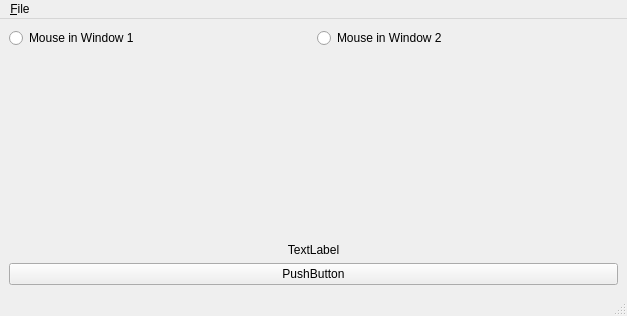
The window that GUI4.ui (JairFrancesco/AED-Traductor) describes before a commit, drawn with Qt 5.
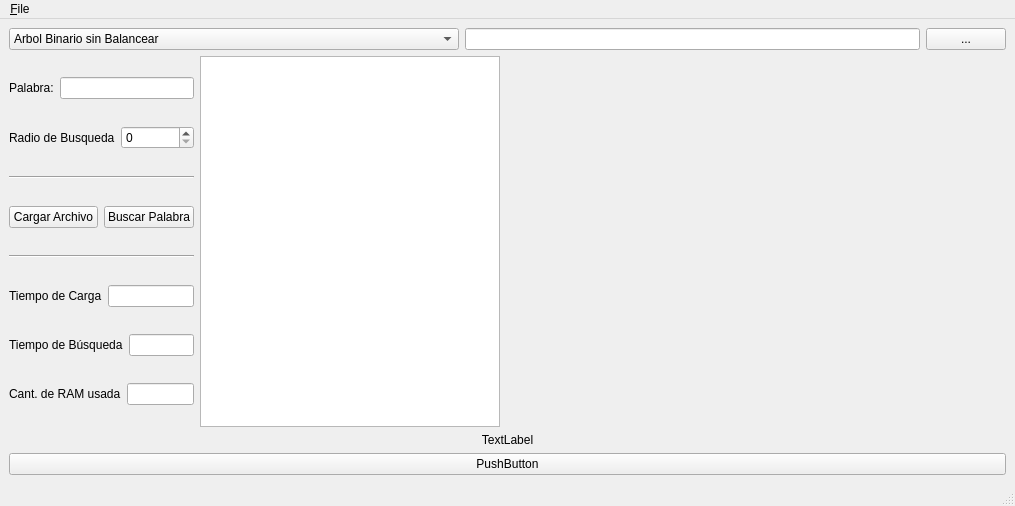
The same window after the commit. Custom widgets are drawn as their Qt base class.

```diff
--- a/GUI4.ui
+++ b/GUI4.ui
@@ -6,8 +6,8 @@
    <rect>
     <x>0</x>
     <y>0</y>
-    <width>627</width>
-    <height>316</height>
+    <width>1015</width>
+    <height>506</height>
    </rect>
   </property>
   <property name="windowTitle">
@@ -48,16 +48,71 @@
        <number>0</number>
       </property>
       <item>
-       <widget class="QRadioButton" name="radio1">
-        <property name="text">
-         <string>Mouse in Window 1</string>
+       <widget class="QComboBox" name="cbTipoEd">
+        <property name="sizePolicy">
+         <sizepolicy hsizetype="Expanding" vsizetype="Fixed">
+          <horstretch>0</horstretch>
+          <verstretch>0</verstretch>
+         </sizepolicy>
         </property>
+        <property name="maximumSize">
+         <size>
+          <width>450</width>
+          <height>16777215</height>
+         </size>
+        </property>
+        <item>
+         <property name="text">
+          <string>Arbol Binario sin Balancear</string>
+         </property>
+        </item>
+        <item>
+         <property name="text">
+          <string>AVL</string>
+         </property>
+        </item>
+        <item>
+         <property name="text">
+          <string>Red-Black</string>
+         </property>
+        </item>
+        <item>
+         <property name="text">
+          <string>Cola</string>
+         </property>
+        </item>
+        <item>
+         <property name="text">
+          <string>Pila</string>
+         </property>
+        </item>
+        <item>
+         <property name="text">
+          <string>Lista</string>
+         </property>
+        </item>
        </widget>
       </item>
       <item>
-       <widget class="QRadioButton" name="radio2">
+       <widget class="QLineEdit" name="txtRutaArchivo">
+        <property name="sizePolicy">
+         <sizepolicy hsizetype="Preferred" vsizetype="Fixed">
+          <horstretch>0</horstretch>
+          <verstretch>0</verstretch>
+         </sizepolicy>
+        </property>
+       </widget>
+      </item>
+      <item>
+       <widget class="QPushButton" name="btnSeleccionarArchivo">
+        <property name="maximumSize">
+         <size>
+          <width>80</width>
+          <height>16777215</height>
+         </size>
+        </property>
         <property name="text">
-         <string>Mouse in Window 2</string>
+         <string>...</string>
         </property>
        </widget>
       </item>
@@ -81,12 +136,118 @@
        <number>0</number>
       </property>
       <item>
-       <widget class="QVTKWidget" name="qVTK1">
-        <property name="sizePolicy">
-         <sizepolicy hsizetype="Expanding" vsizetype="MinimumExpanding">
-          <horstretch>0</horstretch>
-          <verstretch>0</verstretch>
-         </sizepolicy>
+       <layout class="QVBoxLayout" name="verticalLayout">
+        <item>
+         <layout class="QHBoxLayout" name="horizontalLayout_2">
+          <item>
+           <widget class="QLabel" name="label">
+            <property name="text">
+             <string>Palabra:</string>
+            </property>
+           </widget>
+          </item>
+          <item>
+           <widget class="QLineEdit" name="lineEdit"/>
+          </item>
+         </layout>
+        </item>
+        <item>
+         <layout class="QHBoxLayout" name="horizontalLayout_3">
+          <item>
+           <widget class="QLabel" name="label_2">
+            <property name="text">
+             <string>Radio de Busqueda</string>
+            </property>
+           </widget>
+          </item>
+          <item>
+           <widget class="QSpinBox" name="spinBox"/>
+          </item>
+         </layout>
+        </item>
+        <item>
+         <widget class="Line" name="line">
+          <property name="orientation">
+           <enum>Qt::Horizontal</enum>
+          </property>
+         </widget>
+        </item>
+        <item>
+         <layout class="QHBoxLayout" name="horizontalLayout_4">
+          <item>
+           <widget class="QPushButton" name="btnCargar">
+            <property name="text">
+             <string>Cargar Archivo</string>
+            </property>
+           </widget>
+          </item>
+          <item>
+           <widget class="QPushButton" name="btnBuscar">
+            <property name="text">
+             <string>Buscar Palabra</string>
+            </property>
+           </widget>
+          </item>
+         </layout>
+        </item>
+        <item>
+         <widget class="Line" name="line_2">
+          <property name="orientation">
+           <enum>Qt::Horizontal</enum>
+          </property>
+         </widget>
+        </item>
+        <item>
+         <layout class="QHBoxLayout" name="horizontalLayout_5">
+          <item>
+           <widget class="QLabel" name="label_3">
+            <property name="text">
+             <string>Tiempo de Carga</string>
+            </property>
+           </widget>
+          </item>
+          <item>
+           <widget class="QLineEdit" name="txtTiempoCarga"/>
+          </item>
+         </layout>
+        </item>
+        <item>
+         <layout class="QHBoxLayout" name="horizontalLayout_6">
+          <item>
+           <widget class="QLabel" name="label_4">
+            <property name="text">
+             <string>Tiempo de Búsqueda</string>
+            </property>
+           </widget>
+          </item>
+          <item>
+           <widget class="QLineEdit" name="txtTiempoBusqueda"/>
+          </item>
+         </layout>
+        </item>
+        <item>
+         <layout class="QHBoxLayout" name="horizontalLayout_7">
+          <item>
+           <widget class="QLabel" name="label_5">
+            <property name="text">
+             <string>Cant. de RAM usada</string>
+            </property>
+           </widget>
+          </item>
+          <item>
+           <widget class="QLineEdit" name="txtRAM"/>
+          </item>
+         </layout>
+        </item>
+       </layout>
+      </item>
+      <item>
+       <widget class="QTableView" name="tblDiccionario">
+        <property name="minimumSize">
+         <size>
+          <width>300</width>
+          <height>0</height>
+         </size>
         </property>
        </widget>
       </item>
@@ -98,6 +259,12 @@
           <verstretch>0</verstretch>
          </sizepolicy>
         </property>
+        <property name="minimumSize">
+         <size>
+          <width>500</width>
+          <height>0</height>
+         </size>
+        </property>
        </widget>
       </item>
      </layout>
@@ -126,7 +293,7 @@
     <rect>
      <x>0</x>
      <y>0</y>
-     <width>627</width>
+     <width>1015</width>
      <height>25</height>
     </rect>
    </property>
```
Left out of the diff: 4 changed lines with no effect on the pictures.
